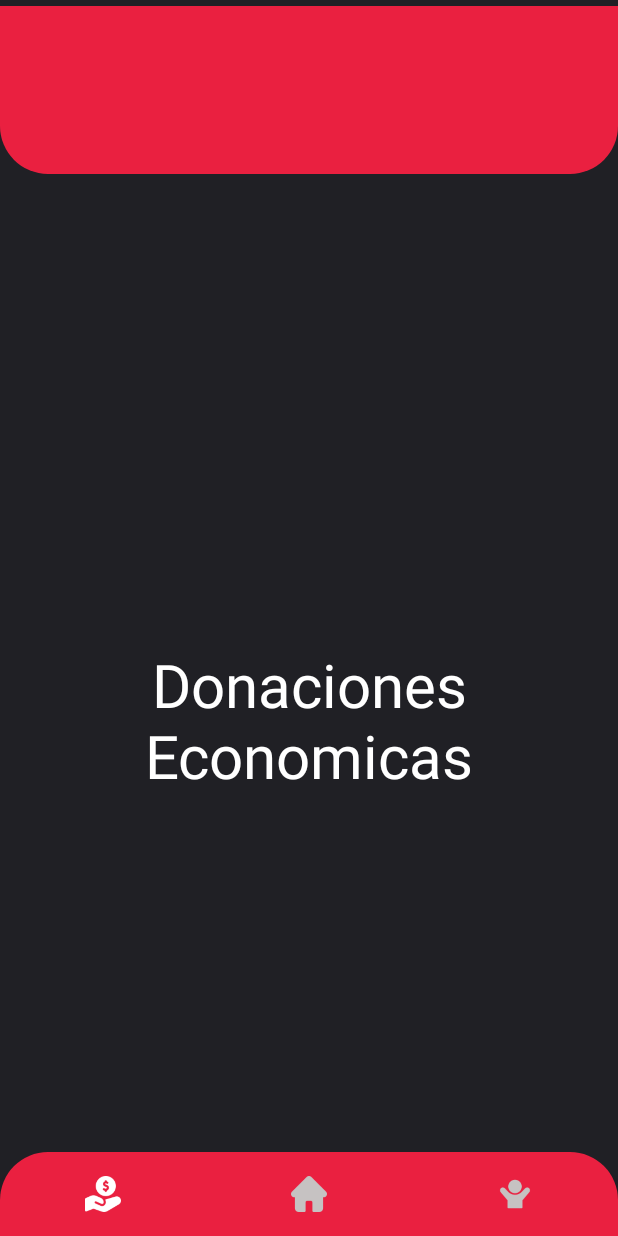
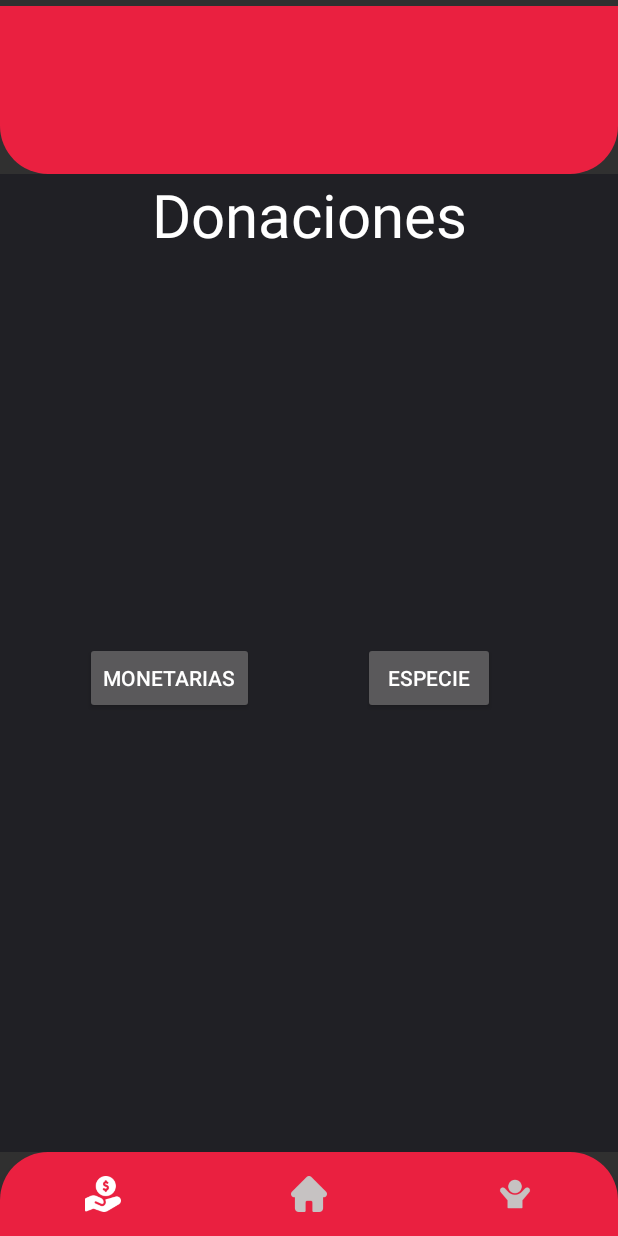
Before and after one commit to JoseTobon/BAMX, an Android app: the screen it shows after launch (MainActivity), on a phone screen of 412 x 824 dp. Run offline under Robolectric (Android 15) with nearby library versions, the phone set to English and light mode, and no system bars.

Commit message:
navegacion fragments donaciones

```diff
--- a/app/build.gradle
+++ b/app/build.gradle
@@ -30,6 +30,9 @@ android {
     kotlinOptions {
         jvmTarget = '1.8'
     }
+    viewBinding {
+        enabled = true
+    }
 }
 
 dependencies {
--- a/app/src/main/java/mx/itesm/bamx/DineroFragment.kt
+++ b/app/src/main/java/mx/itesm/bamx/DineroFragment.kt
@@ -5,9 +5,36 @@ import androidx.fragment.app.Fragment
 import android.view.LayoutInflater
 import android.view.View
 import android.view.ViewGroup
+import mx.itesm.bamx.databinding.FragmentDineroBinding
+import mx.itesm.bamx.databinding.FragmentHomeBinding
 
 
-class DineroFragment : Fragment(R.layout.fragment_dinero) {
+class DineroFragment : Fragment() {
 
+    override fun onCreateView(
+        inflater: LayoutInflater,
+        container: ViewGroup?,
+        savedInstanceState: Bundle?
+    ): View? {
 
+        val bind = FragmentDineroBinding.inflate(layoutInflater)
+        val monetariasFragment = MonetariasFragment()
+        val especieFragment = EspecieFragment()
+
+        bind.button3.setOnClickListener {
+            fragmentManager?.beginTransaction()?.apply {
+                replace(R.id.containerView, monetariasFragment)
+                commit()
+            }
+        }
+
+        bind.button4.setOnClickListener {
+            fragmentManager?.beginTransaction()?.apply {
+                replace(R.id.containerView, especieFragment)
+                commit()
+            }
+        }
+
+        return bind.root
+    }
 }
--- a/app/src/main/res/layout/activity_main.xml
+++ b/app/src/main/res/layout/activity_main.xml
@@ -12,11 +12,11 @@
         android:name="mx.itesm.bamx.DineroFragment"
         android:layout_width="0dp"
         android:layout_height="0dp"
-        app:layout_constraintBottom_toBottomOf="@+id/bottomNavigationView2"
+        app:layout_constraintBottom_toTopOf="@+id/bottomNavigationView2"
         app:layout_constraintEnd_toEndOf="parent"
         app:layout_constraintHorizontal_bias="1.0"
         app:layout_constraintStart_toStartOf="parent"
-        app:layout_constraintTop_toTopOf="parent"
+        app:layout_constraintTop_toBottomOf="@+id/linearLayout2"
         app:layout_constraintVertical_bias="0.0" />
 
     <com.google.android.material.bottomnavigation.BottomNavigationView
@@ -34,6 +34,7 @@
         app:menu="@menu/bottom_menu" />
 
     <LinearLayout
+        android:id="@+id/linearLayout2"
         android:layout_width="0dp"
         android:layout_height="112dp"
         android:layout_marginTop="4dp"
@@ -42,7 +43,7 @@
         app:layout_constraintEnd_toEndOf="parent"
         app:layout_constraintHorizontal_bias="0.5"
         app:layout_constraintStart_toStartOf="parent"
-        app:layout_constraintTop_toTopOf="parent"/>
+        app:layout_constraintTop_toTopOf="parent" />
 
 
 
--- a/app/src/main/res/layout/fragment_dinero.xml
+++ b/app/src/main/res/layout/fragment_dinero.xml
@@ -9,9 +9,10 @@
 
     <!-- TODO: Update blank fragment layout -->
     <TextView
+        android:id="@+id/textView8"
         android:layout_width="match_parent"
         android:layout_height="wrap_content"
-        android:text="Donaciones Economicas"
+        android:text="Donaciones"
         android:textAlignment="center"
         android:textColor="@color/white"
         android:textSize="40dp"
@@ -20,6 +21,27 @@
         app:layout_constraintHorizontal_bias="0.0"
         app:layout_constraintStart_toStartOf="parent"
         app:layout_constraintTop_toTopOf="parent"
-        app:layout_constraintVertical_bias="0.594" />
+        app:layout_constraintVertical_bias="0.0" />
+
+    <Button
+        android:id="@+id/button3"
+        android:layout_width="wrap_content"
+        android:layout_height="wrap_content"
+        android:layout_marginEnd="16dp"
+        android:text="monetarias"
+        app:layout_constraintBaseline_toBaselineOf="@+id/button4"
+        app:layout_constraintEnd_toStartOf="@+id/button4"
+        app:layout_constraintStart_toStartOf="parent" />
+
+    <Button
+        android:id="@+id/button4"
+        android:layout_width="wrap_content"
+        android:layout_height="wrap_content"
+        android:layout_marginTop="312dp"
+        android:layout_marginEnd="25dp"
+        android:text="especie"
+        app:layout_constraintEnd_toEndOf="parent"
+        app:layout_constraintStart_toEndOf="@+id/button3"
+        app:layout_constraintTop_toTopOf="parent" />
 
 </androidx.constraintlayout.widget.ConstraintLayout>
```
